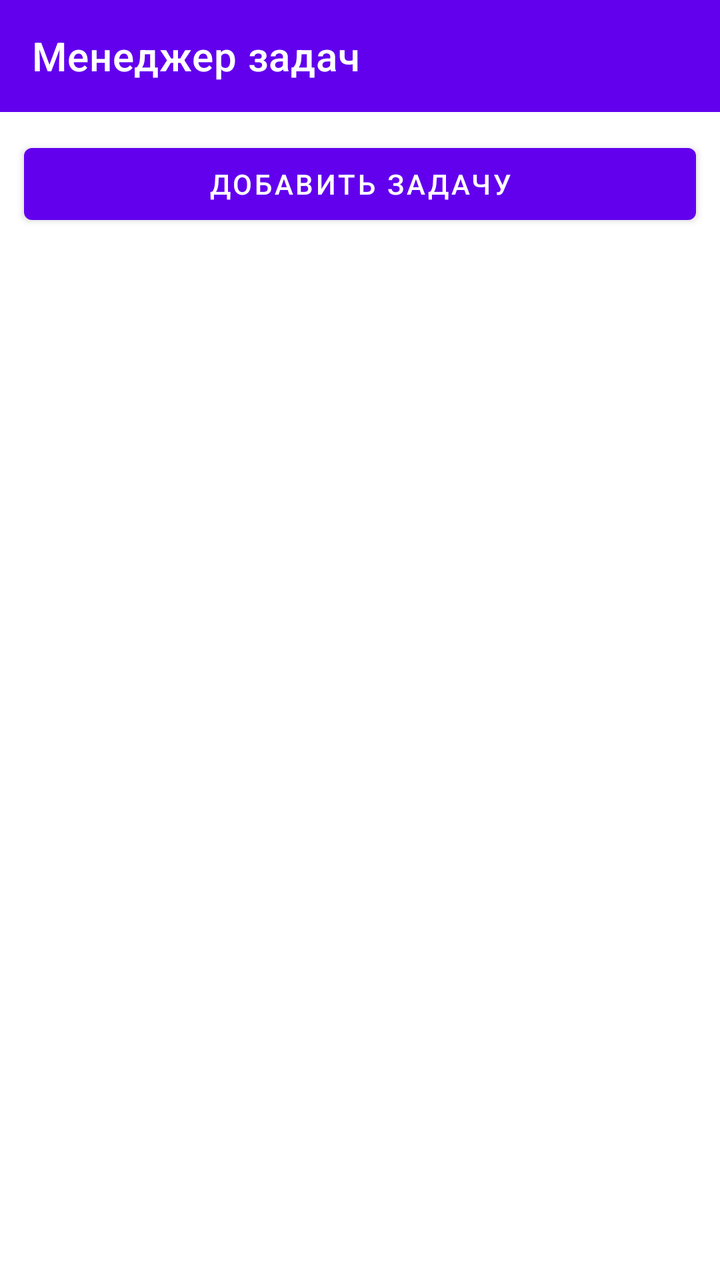
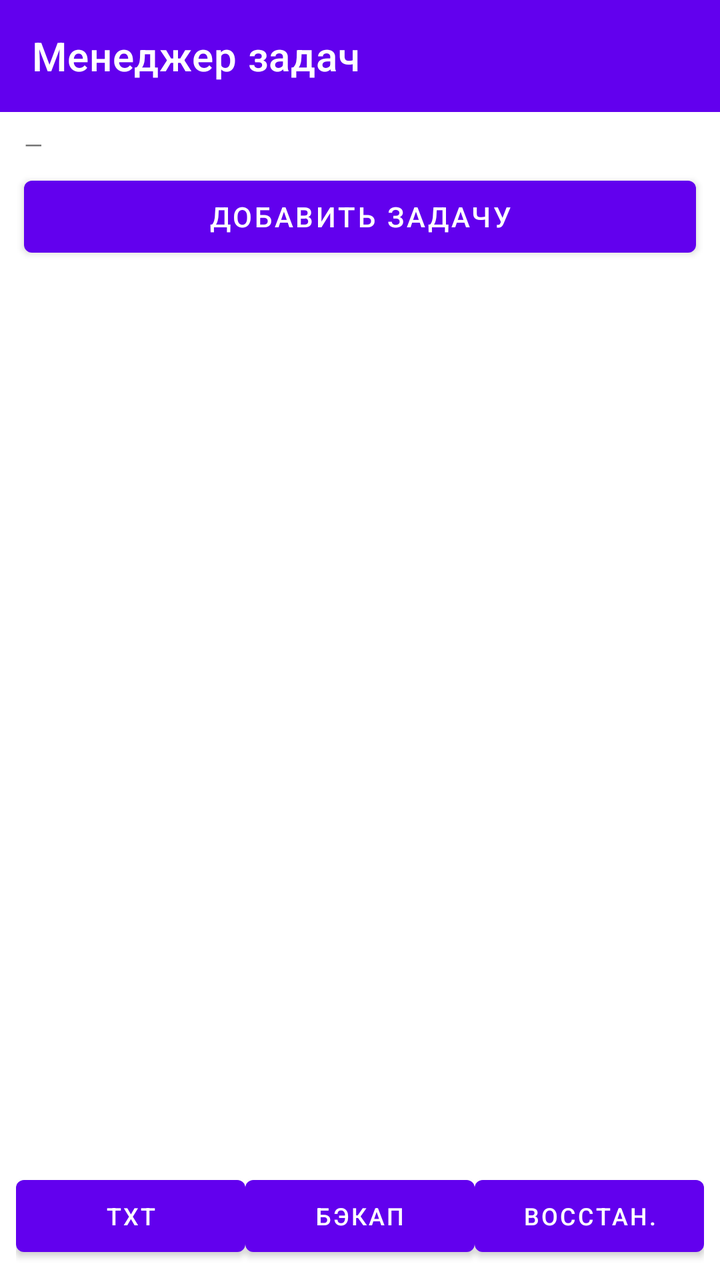

Compare the two renders of this Android layout. The source of the first and the diff that turns it into the second are given below.
<!-- AndroidManifest.xml: application theme Theme.TaskManager -->
<!-- res/layout/activity_main.xml -->
<?xml version="1.0" encoding="utf-8"?>
<androidx.drawerlayout.widget.DrawerLayout
    xmlns:android="http://schemas.android.com/apk/res/android"
    xmlns:app="http://schemas.android.com/apk/res-auto"
    android:id="@+id/drawerLayout"
    android:layout_width="match_parent"
    android:layout_height="match_parent">

    
    <LinearLayout
        android:layout_width="match_parent"
        android:layout_height="match_parent"
        android:orientation="vertical">

        <androidx.appcompat.widget.Toolbar
            android:id="@+id/toolbar"
            android:layout_width="match_parent"
            android:layout_height="?attr/actionBarSize"
            android:background="?attr/colorPrimary"
            app:title="@string/app_name"
            app:titleTextColor="@android:color/white" />

        
        <Button
            android:id="@+id/btnAdd"
            android:layout_width="match_parent"
            android:layout_height="wrap_content"
            android:layout_margin="12dp"
            android:text="@string/btn_add_task" />

        <androidx.recyclerview.widget.RecyclerView
            android:id="@+id/taskList"
            android:layout_width="match_parent"
            android:layout_height="0dp"
            android:layout_weight="1"
            android:clipToPadding="false"
            android:paddingBottom="12dp" />

        <TextView
            android:id="@+id/emptyView"
            android:layout_width="match_parent"
            android:layout_height="wrap_content"
            android:gravity="center"
            android:padding="24dp"
            android:text="@string/list_empty"
            android:visibility="gone" />

    </LinearLayout>

    
    <com.google.android.material.navigation.NavigationView
        android:id="@+id/navigationView"
        android:layout_width="wrap_content"
        android:layout_height="match_parent"
        android:layout_gravity="start"
        app:headerLayout="@layout/nav_header"
        app:menu="@menu/drawer_menu" />

</androidx.drawerlayout.widget.DrawerLayout>
<!-- res/layout/nav_header.xml (included above) -->
<?xml version="1.0" encoding="utf-8"?>
<LinearLayout xmlns:android="http://schemas.android.com/apk/res/android"
    android:layout_width="match_parent"
    android:layout_height="160dp"
    android:background="?attr/colorPrimary"
    android:gravity="bottom"
    android:orientation="vertical"
    android:padding="16dp">

    <TextView
        android:layout_width="wrap_content"
        android:layout_height="wrap_content"
        android:text="@string/app_name"
        android:textColor="@android:color/white"
        android:textSize="20sp"
        android:textStyle="bold" />

    <TextView
        android:layout_width="wrap_content"
        android:layout_height="wrap_content"
        android:layout_marginTop="4dp"
        android:text="@string/nav_subtitle"
        android:textColor="@android:color/white"
        android:textSize="14sp" />

</LinearLayout>
<!-- resources referenced by this layout -->
<resources>
  <string name="app_name">Менеджер задач</string>
  <string name="btn_add_task">Добавить задачу</string>
  <string name="list_empty">Список пуст</string>
  <string name="nav_subtitle">Лабораторная работа №4</string>
  <style name="Theme.TaskManager" parent="Theme.MaterialComponents.DayNight.NoActionBar" />
</resources>

<!-- the commit's change to res/layout/activity_main.xml (unified diff, before → after) -->
@@ -6,7 +6,6 @@
     android:layout_width="match_parent"
     android:layout_height="match_parent">
 
-    
     <LinearLayout
         android:layout_width="match_parent"
         android:layout_height="match_parent"
@@ -21,33 +20,86 @@
             app:titleTextColor="@android:color/white" />
 
         
+        <TextView
+            android:id="@+id/tvInfo"
+            android:layout_width="match_parent"
+            android:layout_height="wrap_content"
+            android:paddingStart="12dp"
+            android:paddingTop="8dp"
+            android:paddingEnd="12dp"
+            android:paddingBottom="4dp"
+            android:text="—"
+            android:textSize="12sp" />
+
         <Button
             android:id="@+id/btnAdd"
             android:layout_width="match_parent"
             android:layout_height="wrap_content"
-            android:layout_margin="12dp"
-            android:text="@string/btn_add_task" />
+            android:layout_marginStart="12dp"
+            android:layout_marginEnd="12dp"
+            android:text="@string/nav_add" />
 
-        <androidx.recyclerview.widget.RecyclerView
-            android:id="@+id/taskList"
+        <FrameLayout
             android:layout_width="match_parent"
             android:layout_height="0dp"
-            android:layout_weight="1"
-            android:clipToPadding="false"
-            android:paddingBottom="12dp" />
+            android:layout_weight="1">
 
-        <TextView
-            android:id="@+id/emptyView"
+            <androidx.recyclerview.widget.RecyclerView
+                android:id="@+id/taskList"
+                android:layout_width="match_parent"
+                android:layout_height="match_parent"
+                android:clipToPadding="false"
+                android:paddingBottom="8dp" />
+
+            <TextView
+                android:id="@+id/emptyView"
+                android:layout_width="match_parent"
+                android:layout_height="wrap_content"
+                android:layout_gravity="center"
+                android:gravity="center"
+                android:text="@string/list_empty"
+                android:textSize="16sp"
+                android:visibility="gone" />
+        </FrameLayout>
+
+        
+        <LinearLayout
             android:layout_width="match_parent"
             android:layout_height="wrap_content"
-            android:gravity="center"
-            android:padding="24dp"
-            android:text="@string/list_empty"
-            android:visibility="gone" />
+            android:orientation="horizontal"
+            android:paddingStart="8dp"
+            android:paddingEnd="8dp"
+            android:paddingBottom="8dp">
 
+            <Button
+                android:id="@+id/btnTxt"
+                android:layout_width="0dp"
+                android:layout_height="wrap_content"
+                android:layout_weight="1"
+                android:minWidth="0dp"
+                android:text="TXT"
+                android:textSize="12sp" />
+
+            <Button
+                android:id="@+id/btnBin"
+                android:layout_width="0dp"
+                android:layout_height="wrap_content"
+                android:layout_weight="1"
+                android:minWidth="0dp"
+                android:text="Бэкап"
+                android:textSize="12sp" />
+
+            <Button
+                android:id="@+id/btnRestore"
+                android:layout_width="0dp"
+                android:layout_height="wrap_content"
+                android:layout_weight="1"
+                android:minWidth="0dp"
+                android:text="Восстан."
+                android:textSize="12sp" />
+        </LinearLayout>
     </LinearLayout>
 
-    
     <com.google.android.material.navigation.NavigationView
         android:id="@+id/navigationView"
         android:layout_width="wrap_content"
<!-- resource entries referenced after the edit -->
@@ -1,8 +1,8 @@
 <!-- resources referenced by this layout -->
 <resources>
   <string name="app_name">Менеджер задач</string>
-  <string name="btn_add_task">Добавить задачу</string>
   <string name="list_empty">Список пуст</string>
+  <string name="nav_add">Добавить задачу</string>
   <string name="nav_subtitle">Лабораторная работа №4</string>
   <style name="Theme.TaskManager" parent="Theme.MaterialComponents.DayNight.NoActionBar" />
 </resources>
